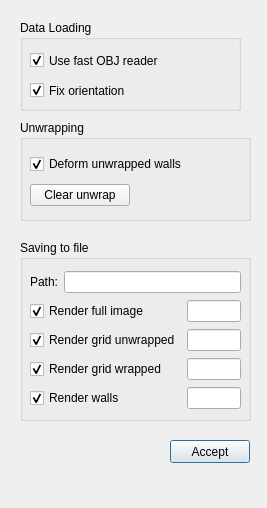
RaduAlexandru/PLY_Visualizer, file ConfigDialog.ui: the form before one commit.
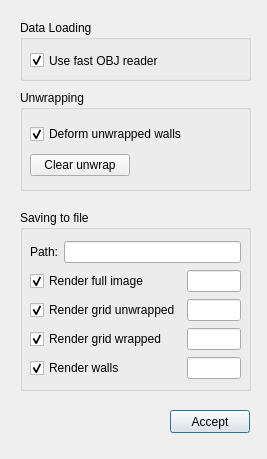
The form after the commit.

Diff of the .ui file:
```diff
--- a/ConfigDialog.ui
+++ b/ConfigDialog.ui
@@ -7,7 +7,7 @@
     <x>0</x>
     <y>0</y>
     <width>267</width>
-    <height>508</height>
+    <height>459</height>
    </rect>
   </property>
   <property name="windowTitle">
@@ -17,7 +17,7 @@
    <property name="geometry">
     <rect>
      <x>170</x>
-     <y>440</y>
+     <y>410</y>
      <width>80</width>
      <height>23</height>
     </rect>
@@ -30,7 +30,7 @@
    <property name="geometry">
     <rect>
      <x>20</x>
-     <y>120</y>
+     <y>90</y>
      <width>231</width>
      <height>101</height>
     </rect>
@@ -78,7 +78,7 @@
    <property name="geometry">
     <rect>
      <x>20</x>
-     <y>240</y>
+     <y>210</y>
      <width>231</width>
      <height>181</height>
     </rect>
@@ -182,8 +182,8 @@
     <rect>
      <x>20</x>
      <y>20</y>
-     <width>221</width>
-     <height>91</height>
+     <width>231</width>
+     <height>61</height>
     </rect>
    </property>
    <property name="toolTip">
@@ -217,25 +217,6 @@
      <bool>false</bool>
     </property>
    </widget>
-   <widget class="QCheckBox" name="fixOrientationcheckBox">
-    <property name="geometry">
-     <rect>
-      <x>10</x>
-      <y>60</y>
-      <width>141</width>
-      <height>21</height>
-     </rect>
-    </property>
-    <property name="toolTip">
-     <string>Some meshes are not orientated corectly. If you have problems with unwrapping, uncheck this and reload your data</string>
-    </property>
-    <property name="text">
-     <string>Fix orientation</string>
-    </property>
-    <property name="checked">
-     <bool>true</bool>
-    </property>
-   </widget>
   </widget>
  </widget>
  <resources/>
```
